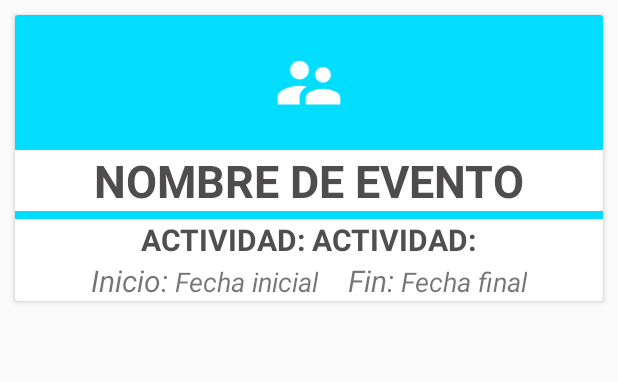
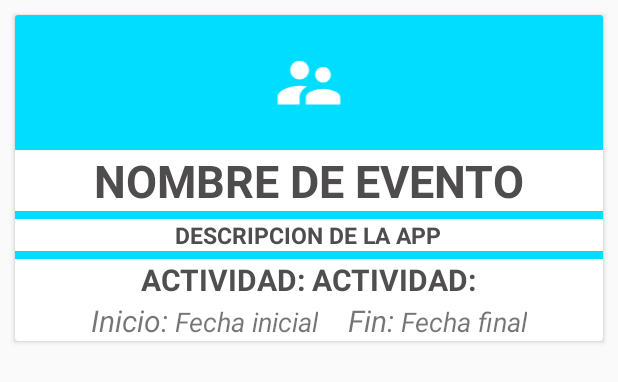
Before and after one commit to VezMar/SDP-Original, an Android app: the layout row_recycler.xml on its own in the app's theme, with its tools: preview values and no code run, on a phone screen of 412 x 824 dp. Shown: the top 382 px of the screen. Run offline under Robolectric (Android 15) with nearby library versions, the light colour scheme and no system bars.

Commit message:
Descripcion añadida #4

```diff
--- a/app/src/main/java/com/example/acadepsistemas/seguimiento/Adapter/EventoAdapter.java
+++ b/app/src/main/java/com/example/acadepsistemas/seguimiento/Adapter/EventoAdapter.java
@@ -39,6 +39,7 @@ public class EventoAdapter extends FirestoreRecyclerAdapter<Evento, EventoAdapte
         holder.txtview_start.setText(evento.getStart());
         holder.txtview_end.setText(evento.getEnd());
         holder.txtview_name.setText(evento.getName());
+        holder.txtDescripcion.setText(evento.getDescription());
     }
 
     @NonNull
@@ -54,6 +55,7 @@ public class EventoAdapter extends FirestoreRecyclerAdapter<Evento, EventoAdapte
 
         TextView txtview_actividad, txtview_trabajador,txtview_uid;
         TextView txtview_name, txtview_start, txtview_end, txtview_active;
+        TextView txtDescripcion;
 
         public EventoHolder(@NonNull View itemView) {
             super(itemView);
@@ -64,6 +66,7 @@ public class EventoAdapter extends FirestoreRecyclerAdapter<Evento, EventoAdapte
             txtview_start = (TextView) itemView.findViewById(R.id.txtview_start);
             txtview_end = (TextView) itemView.findViewById(R.id.txtview_end);
 
+            txtDescripcion = (TextView) itemView.findViewById(R.id.txtDescripcion);
             //txtview_active = (TextView) itemView.findViewById(R.id.txtview_active);
             // txtview_uid = (TextView) itemView.findViewById(R.id.txtview_uid);
             //btnRealizar = (Button) itemView.findViewById(R.id.btnRealizar);
--- a/app/src/main/res/layout/row_recycler.xml
+++ b/app/src/main/res/layout/row_recycler.xml
@@ -45,6 +45,30 @@
                         android:layout_height="5dp"
                         android:background="@drawable/circlebackgroundblue"
                         android:padding="10dp"/>
+        </LinearLayout>
+
+        <LinearLayout
+            android:layout_width="match_parent"
+            android:layout_height="wrap_content"
+            android:orientation="vertical"
+            android:gravity="center">
+
+            <TextView
+                android:id="@+id/txtDescripcion"
+                android:layout_width="wrap_content"
+                android:layout_height="wrap_content"
+                android:textAllCaps="true"
+                android:textColor="#4e4c4c"
+                android:textSize="15dp"
+                android:textStyle="bold"
+                android:text="Descripcion de la app"/>
+
+
+            <View
+                android:layout_width="match_parent"
+                android:layout_height="5dp"
+                android:background="@drawable/circlebackgroundblue"
+                android:padding="10dp"/>
         </LinearLayout>
 
         <LinearLayout
```
